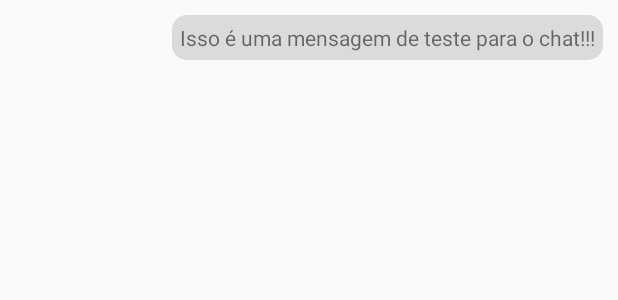
After one commit to Anderson00/WhatsChat, an Android app: the layout msg_chat_list.xml on its own in the app's theme, with its tools: preview values and no code run, on a phone screen of 412 x 824 dp. The commit adds this screen. Shown: the top 300 px of the screen. Run offline under Robolectric (Android 15) with nearby library versions, the phone set to English and light mode, and no system bars.

Commit message:
Preparacao do ChatActivity, criando lista de mensagens

```diff
--- a/app/src/main/java/com/example/whatschat/ChatActivity.java
+++ b/app/src/main/java/com/example/whatschat/ChatActivity.java
@@ -32,8 +32,6 @@ public class ChatActivity extends AppCompatActivity {
 
         title.setText(this.profileTarget.getNameProfile());
         subtitle.setText("online");
-
-        Toast.makeText(this, this.profileTarget.getNameProfile(), Toast.LENGTH_SHORT).show();
     }
 
     @Override
--- /dev/null
+++ b/app/src/main/res/drawable/message_response.xml
@@ -0,0 +1,6 @@
+<?xml version="1.0" encoding="utf-8"?>
+<shape xmlns:android="http://schemas.android.com/apk/res/android">
+   <corners android:radius="10dp"></corners>
+    <solid android:color="#dbdbdb"></solid>
+    <padding android:bottom="2dp" android:left="4dp" android:right="4dp" android:top="2dp"></padding>
+</shape>
--- /dev/null
+++ b/app/src/main/res/drawable/message_send.xml
@@ -0,0 +1,6 @@
+<?xml version="1.0" encoding="utf-8"?>
+<shape xmlns:android="http://schemas.android.com/apk/res/android">
+   <corners android:radius="10dp"></corners>
+    <solid android:color="#28ad3c"></solid>
+    <padding android:bottom="2dp" android:left="4dp" android:right="4dp" android:top="2dp"></padding>
+</shape>
--- /dev/null
+++ b/app/src/main/res/layout/msg_chat_list.xml
@@ -0,0 +1,17 @@
+<?xml version="1.0" encoding="utf-8"?>
+<LinearLayout xmlns:android="http://schemas.android.com/apk/res/android"
+    android:orientation="horizontal" android:layout_width="match_parent"
+    android:layout_height="wrap_content"
+    android:gravity="right"
+    android:padding="10dp">
+
+    <TextView
+        android:id="@+id/msg"
+        android:padding="5dp"
+        android:layout_width="wrap_content"
+        android:layout_height="wrap_content"
+        android:background="@drawable/message_response"
+        android:text="Isso é uma mensagem de teste para o chat!!!"
+        android:layout_gravity="right"></TextView>
+
+</LinearLayout>
```
Also changed, not shown: app/src/main/res/layout/chat_layout.xml (+50 -0 lines).
